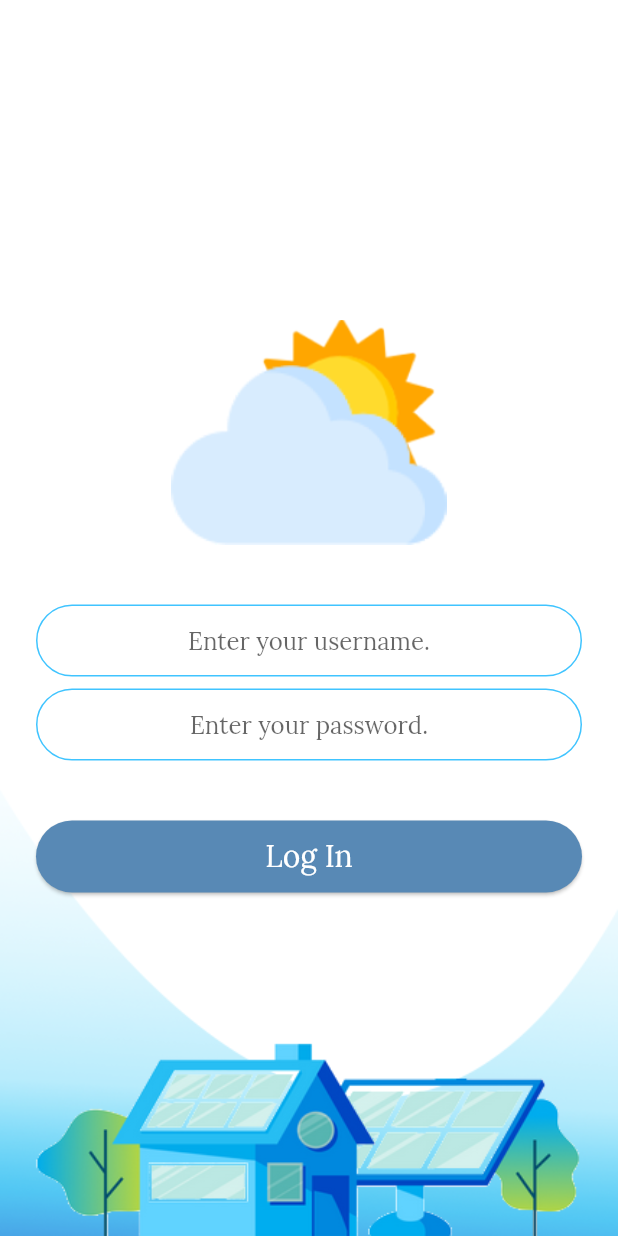
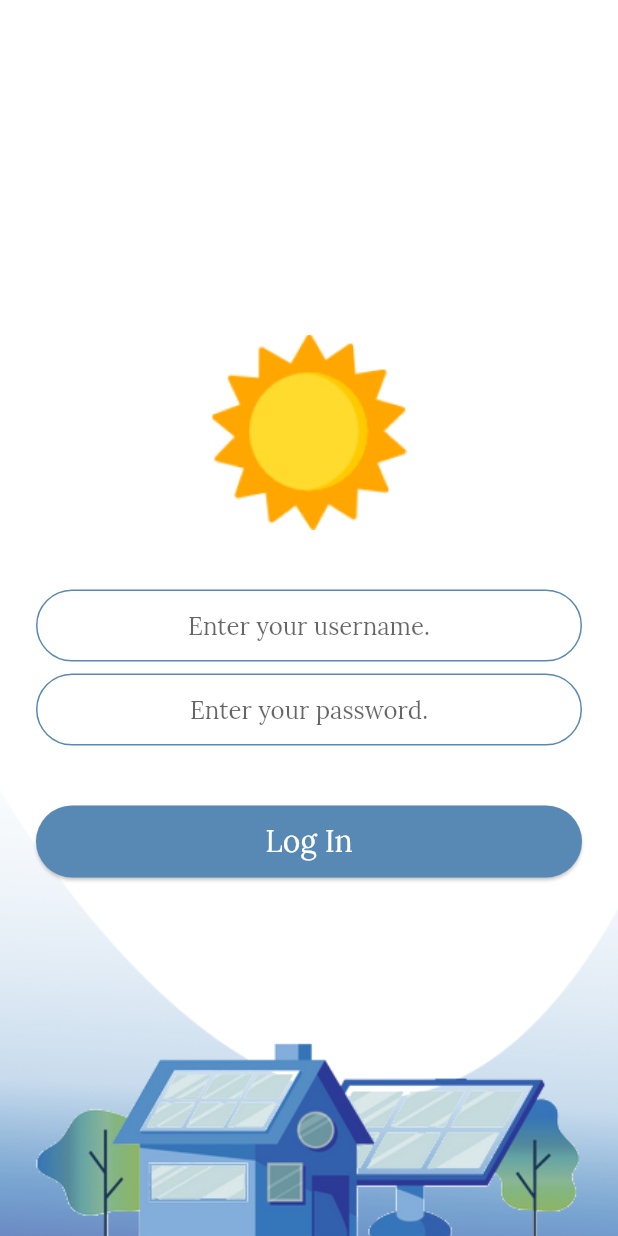
Before and after one commit to zahrajabar6/grad_project, a Flutter app: the screen it shows after launch, after a tap on the "arrow forward" icon, on a phone screen of 412 x 824 dp. Run offline on Flutter 3.47's test engine with Material 2 defaults, Android fonts, the phone set to English and light mode, and no system bars; drawn by our look-alikes of modal_progress_hud_nsn; our stand-ins replace google_nav_bar, lottie, percent_indicator, shared_preferences.

Commit message:
login screen

```diff
--- a/lib/constant.dart
+++ b/lib/constant.dart
@@ -45,18 +45,18 @@ const kTextFieldDecoration = InputDecoration(
     borderRadius: BorderRadius.all(Radius.circular(32.0)),
   ),
   enabledBorder: OutlineInputBorder(
-    borderSide: BorderSide(color: Colors.lightBlueAccent, width: 1.0),
+    borderSide: BorderSide(color: mainBlue, width: 1.0),
     borderRadius: BorderRadius.all(Radius.circular(32.0)),
   ),
   focusedBorder: OutlineInputBorder(
-    borderSide: BorderSide(color: Colors.lightBlueAccent, width: 2.0),
+    borderSide: BorderSide(color: mainBlue, width: 2.0),
     borderRadius: BorderRadius.all(Radius.circular(32.0)),
   ),
 );
 
 const kMessageContainerDecoration = BoxDecoration(
   border: Border(
-    top: BorderSide(color: Colors.lightBlueAccent, width: 2.0),
+    top: BorderSide(color: mainBlue, width: 2.0),
   ),
 );
 
@@ -67,7 +67,7 @@ const kMessageTextFieldDecoration = InputDecoration(
 );
 
 const kSendButtonTextStyle = TextStyle(
-  color: Colors.lightBlueAccent,
+  color: mainBlue,
   fontWeight: FontWeight.bold,
   fontSize: 18.0,
 );
--- a/lib/screens/battery_page.dart
+++ b/lib/screens/battery_page.dart
@@ -32,7 +32,7 @@ class BatteryPage extends StatelessWidget {
               progressColor: mainBlue,
               percent: percent,
               lineWidth: 25,
-              backgroundColor: Colors.blue.shade100,
+              backgroundColor: Colors.blue.shade50,
               circularStrokeCap: CircularStrokeCap.round,
               center: Text(
                 "${(percent * 100).toInt()}%",
--- a/lib/screens/login_screen.dart
+++ b/lib/screens/login_screen.dart
@@ -3,7 +3,6 @@ import 'package:grad_project/components/background.dart';
 import 'package:grad_project/components/button.dart';
 import 'package:grad_project/constant.dart';
 import 'package:grad_project/screens/main_page.dart';
-import 'package:lottie/lottie.dart';
 import 'package:modal_progress_hud_nsn/modal_progress_hud_nsn.dart';
 
 class LoginScreen extends StatefulWidget {
@@ -38,9 +37,8 @@ class _LoginScreenState extends State<LoginScreen> {
                     child: Hero(
                       tag: 'logo',
                       child: SizedBox(
-                        height: 150.0,
-                        // child: Image.asset('assets/images/logo3.png'),
-                        child: Image.asset('assets/images/cloudsun.png'),
+                        height: 130.0,
+                        child: Image.asset('assets/images/sun.png'),
                       ),
                     ),
                   ),
--- a/lib/screens/welcome_screen.dart
+++ b/lib/screens/welcome_screen.dart
@@ -23,7 +23,9 @@ class _WelcomeScreenState extends State<WelcomeScreen>
             child: Column(
               mainAxisAlignment: MainAxisAlignment.center,
               children: [
-                Image.asset('assets/images/cloudsun.png'),
+                Hero(
+                    tag: 'logo',
+                    child: Image.asset('assets/images/cloudsun.png')),
                 const SizedBox(
                   height: 30.0,
                 ),
@@ -38,7 +40,7 @@ class _WelcomeScreenState extends State<WelcomeScreen>
                 Material(
                   elevation: 1.0,
                   color: Colors.blue.shade50,
-                  borderRadius: BorderRadius.circular(50.0),
+                  borderRadius: BorderRadius.circular(40.0),
                   child: MaterialButton(
                       onPressed: () {
                         Navigator.push(
@@ -47,8 +49,8 @@ class _WelcomeScreenState extends State<WelcomeScreen>
                               builder: (context) => const LoginScreen()),
                         );
                       },
-                      minWidth: 60,
-                      height: 60,
+                      minWidth: 55,
+                      height: 55,
                       child: const Icon(
                         Icons.arrow_forward,
                         color: mainBlue,
```
Also changed, not shown: assets/images/background.png, assets/images/sun.png (added).
